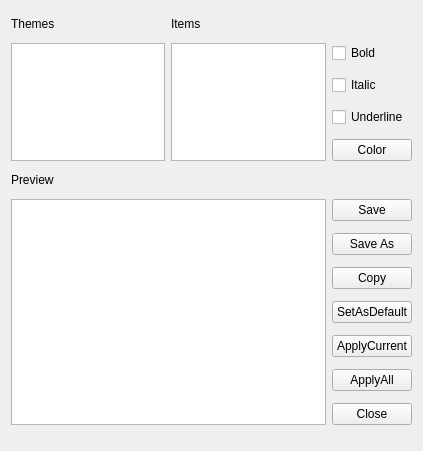
Above: harbour/contrib/hbide/themesex.ui from harbour/core before the change. Below: the same form after it.
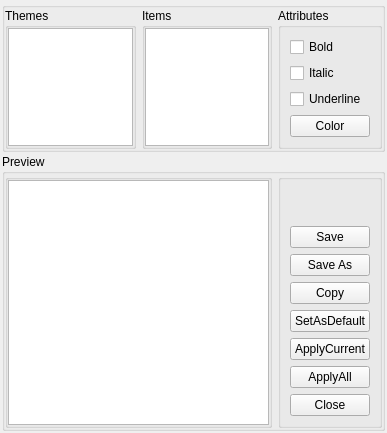
That is the form after the change. Custom widgets are drawn as their Qt base class.

Patch:
```diff
--- a/harbour/contrib/hbide/themesex.ui
+++ b/harbour/contrib/hbide/themesex.ui
@@ -6,57 +6,69 @@
    <rect>
     <x>0</x>
     <y>0</y>
-    <width>423</width>
-    <height>451</height>
+    <width>387</width>
+    <height>433</height>
    </rect>
   </property>
   <property name="windowTitle">
    <string>Form</string>
   </property>
-  <layout class="QGridLayout" name="gridLayout">
-   <item row="0" column="0">
-    <widget class="QLabel" name="labelTheme">
-     <property name="sizePolicy">
-      <sizepolicy hsizetype="Preferred" vsizetype="Fixed">
-       <horstretch>0</horstretch>
-       <verstretch>0</verstretch>
-      </sizepolicy>
-     </property>
-     <property name="text">
+  <layout class="QVBoxLayout" name="verticalLayout" stretch="0,1">
+   <property name="spacing">
+    <number>2</number>
+   </property>
+   <property name="margin">
+    <number>2</number>
+   </property>
+   <item>
+    <widget class="QGroupBox" name="groupBox">
+     <property name="minimumSize">
+      <size>
+       <width>0</width>
+       <height>0</height>
+      </size>
+     </property>
+     <property name="maximumSize">
+      <size>
+       <width>16777215</width>
+       <height>150</height>
+      </size>
+     </property>
+     <property name="title">
+      <string/>
+     </property>
+     <property name="flat">
+      <bool>false</bool>
+     </property>
+     <layout class="QHBoxLayout" name="horizontalLayout" stretch="1,1,0">
+      <property name="margin">
+       <number>0</number>
+      </property>
+      <item>
+       <widget class="QGroupBox" name="groupBox_3">
+        <property name="title">
       <string>Themes</string>
      </property>
-    </widget>
-   </item>
-   <item row="0" column="1">
-    <widget class="QLabel" name="labelItems">
-     <property name="sizePolicy">
-      <sizepolicy hsizetype="Preferred" vsizetype="Fixed">
-       <horstretch>0</horstretch>
-       <verstretch>0</verstretch>
-      </sizepolicy>
-     </property>
-     <property name="text">
+        <layout class="QVBoxLayout" name="verticalLayout_4">
+         <property name="margin">
+          <number>0</number>
+         </property>
+         <item>
+          <widget class="QListWidget" name="listThemes"/>
+         </item>
+        </layout>
+       </widget>
+      </item>
+      <item>
+       <widget class="QGroupBox" name="groupBox_4">
+        <property name="title">
       <string>Items</string>
      </property>
-    </widget>
-   </item>
-   <item row="1" column="0" rowspan="4">
-    <widget class="QListWidget" name="listThemes">
-     <property name="minimumSize">
-      <size>
-       <width>0</width>
-       <height>0</height>
-      </size>
-     </property>
-     <property name="maximumSize">
-      <size>
-       <width>16777215</width>
-       <height>16777215</height>
-      </size>
-     </property>
-    </widget>
-   </item>
-   <item row="1" column="1" rowspan="4">
+        <layout class="QVBoxLayout" name="verticalLayout_5">
+         <property name="margin">
+          <number>0</number>
+         </property>
+         <item>
     <widget class="QListWidget" name="listItems">
      <property name="minimumSize">
       <size>
@@ -72,28 +84,50 @@
      </property>
     </widget>
    </item>
-   <item row="1" column="2">
+        </layout>
+       </widget>
+      </item>
+      <item>
+       <widget class="QGroupBox" name="groupBox_5">
+        <property name="title">
+         <string>Attributes</string>
+        </property>
+        <layout class="QVBoxLayout" name="verticalLayout_3">
+         <item>
+          <spacer name="verticalSpacer_2">
+           <property name="orientation">
+            <enum>Qt::Vertical</enum>
+           </property>
+           <property name="sizeHint" stdset="0">
+            <size>
+             <width>20</width>
+             <height>40</height>
+            </size>
+           </property>
+          </spacer>
+         </item>
+         <item>
     <widget class="QCheckBox" name="checkBold">
      <property name="text">
       <string>Bold</string>
      </property>
     </widget>
    </item>
-   <item row="2" column="2">
+         <item>
     <widget class="QCheckBox" name="checkItalic">
      <property name="text">
       <string>Italic</string>
      </property>
     </widget>
    </item>
-   <item row="3" column="2">
+         <item>
     <widget class="QCheckBox" name="checkUnderline">
      <property name="text">
       <string>Underline</string>
      </property>
     </widget>
    </item>
-   <item row="4" column="2">
+         <item>
     <widget class="QPushButton" name="buttonColor">
      <property name="maximumSize">
       <size>
@@ -106,65 +140,104 @@
      </property>
     </widget>
    </item>
-   <item row="5" column="0">
-    <widget class="QLabel" name="label">
-     <property name="sizePolicy">
-      <sizepolicy hsizetype="Preferred" vsizetype="Fixed">
-       <horstretch>0</horstretch>
-       <verstretch>0</verstretch>
-      </sizepolicy>
-     </property>
-     <property name="text">
+        </layout>
+       </widget>
+      </item>
+     </layout>
+    </widget>
+   </item>
+   <item>
+    <widget class="QGroupBox" name="groupBox_2">
+     <property name="title">
       <string>Preview</string>
      </property>
-    </widget>
-   </item>
-   <item row="6" column="0" rowspan="7" colspan="2">
-    <widget class="QPlainTextEdit" name="plainThemeText"/>
-   </item>
-   <item row="6" column="2">
+     <property name="flat">
+      <bool>false</bool>
+     </property>
+     <layout class="QHBoxLayout" name="horizontalLayout_2" stretch="1,0">
+      <property name="margin">
+       <number>0</number>
+      </property>
+      <item>
+       <widget class="QGroupBox" name="groupBox_6">
+        <property name="title">
+         <string/>
+        </property>
+        <property name="flat">
+         <bool>false</bool>
+        </property>
+        <layout class="QHBoxLayout" name="horizontalLayout_3">
+         <property name="margin">
+          <number>0</number>
+         </property>
+         <item>
+          <widget class="HBQPlainTextEdit" name="plainThemeText"/>
+         </item>
+        </layout>
+       </widget>
+      </item>
+      <item>
+       <widget class="QGroupBox" name="groupBox_7">
+        <property name="title">
+         <string/>
+        </property>
+        <layout class="QVBoxLayout" name="verticalLayout_2">
+         <item>
+          <spacer name="verticalSpacer">
+           <property name="orientation">
+            <enum>Qt::Vertical</enum>
+           </property>
+           <property name="sizeHint" stdset="0">
+            <size>
+             <width>20</width>
+             <height>40</height>
+            </size>
+           </property>
+          </spacer>
+         </item>
+         <item>
     <widget class="QPushButton" name="buttonSave">
      <property name="text">
       <string>Save</string>
      </property>
     </widget>
    </item>
-   <item row="7" column="2">
+         <item>
     <widget class="QPushButton" name="buttonSaveAs">
      <property name="text">
       <string>Save As</string>
      </property>
     </widget>
    </item>
-   <item row="8" column="2">
+         <item>
     <widget class="QPushButton" name="buttonCopy">
      <property name="text">
       <string>Copy</string>
      </property>
     </widget>
    </item>
-   <item row="9" column="2">
+         <item>
     <widget class="QPushButton" name="buttonDefault">
      <property name="text">
       <string>SetAsDefault</string>
      </property>
     </widget>
    </item>
-   <item row="10" column="2">
+         <item>
     <widget class="QPushButton" name="buttonApply">
      <property name="text">
       <string>ApplyCurrent</string>
      </property>
     </widget>
    </item>
-   <item row="11" column="2">
+         <item>
     <widget class="QPushButton" name="buttonApplyAll">
      <property name="text">
       <string>ApplyAll</string>
      </property>
     </widget>
    </item>
-   <item row="12" column="2">
+         <item>
     <widget class="QPushButton" name="buttonClose">
      <property name="text">
       <string>Close</string>
@@ -173,6 +246,19 @@
    </item>
   </layout>
  </widget>
+      </item>
+     </layout>
+    </widget>
+   </item>
+  </layout>
+ </widget>
+ <customwidgets>
+  <customwidget>
+   <class>HBQPlainTextEdit</class>
+   <extends>QPlainTextEdit</extends>
+   <header>hbqt_hbqplaintextedit.h</header>
+  </customwidget>
+ </customwidgets>
  <resources/>
  <connections/>
 </ui>
```
Left out of the diff: 6 changed lines with no effect on the pictures. Lines whose indentation alone changed are shown as unchanged.
